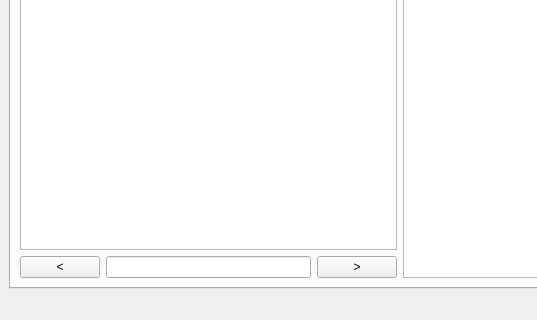
This is ui.ui in artemki2077/prefprof_final as Qt 5 draws it before an edit; both pictures show x 0 to 537 and y 280 to 600 of the 800 by 600 pixel window. The edited form follows.
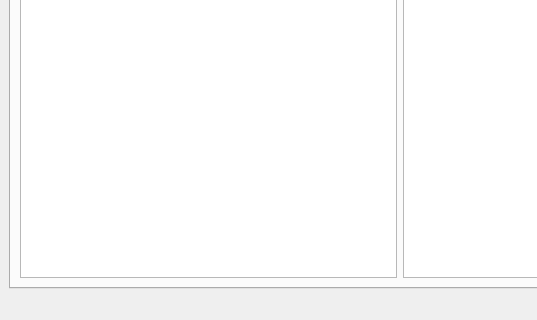
This is the edited form.

Patch:
```diff
--- a/ui.ui
+++ b/ui.ui
@@ -88,27 +88,6 @@
             </property>
            </widget>
           </item>
-          <item>
-           <layout class="QHBoxLayout" name="horizontalLayout_3">
-            <item>
-             <widget class="QPushButton" name="btn_back">
-              <property name="text">
-               <string>    &lt;    </string>
-              </property>
-             </widget>
-            </item>
-            <item>
-             <widget class="QLineEdit" name="lineEdit_day"/>
-            </item>
-            <item>
-             <widget class="QPushButton" name="btn_for">
-              <property name="text">
-               <string>    &gt;    </string>
-              </property>
-             </widget>
-            </item>
-           </layout>
-          </item>
          </layout>
         </item>
         <item>
```
Left out of the diff: 6 changed lines with no effect on the pictures.
